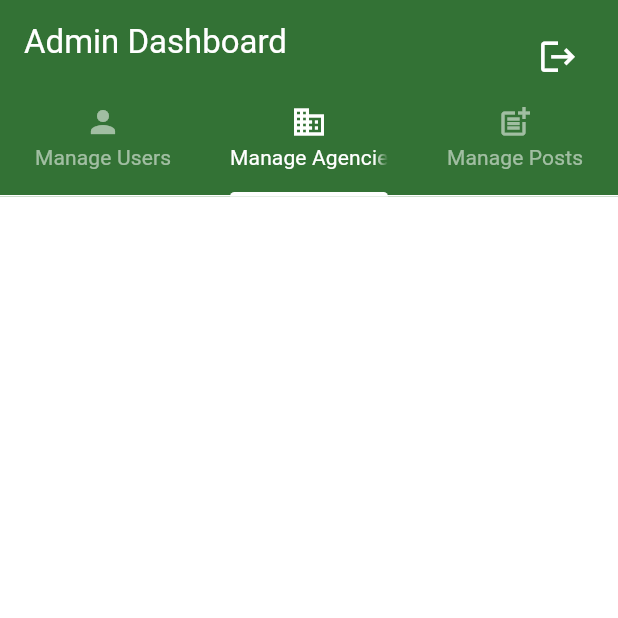
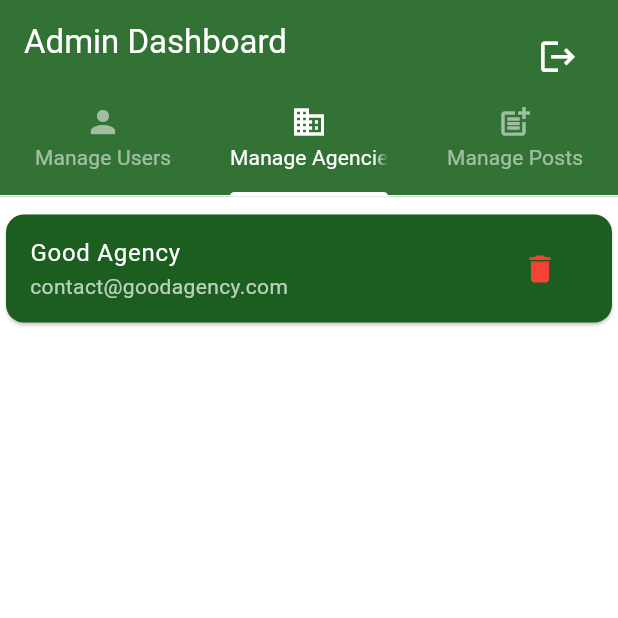
Before and after one commit to Ruhamayohannes/Flutter-2024-Proj-Riverpod, a Flutter app: the AdminPage screen opened by its route, tab 2 chosen, on a phone screen of 412 x 824 dp, the top half of it. Run offline on Flutter 3.47's test engine with Material 3 defaults, Android fonts, the light colour scheme and no system bars; our stand-ins replace flutter_riverpod, go_router.

Commit message:
admin page and provider

```diff
--- /dev/null
+++ b/lib/application/providers/admin_provider.dart
@@ -0,0 +1,79 @@
+import 'package:flutter/foundation.dart';
+import 'package:flutter_riverpod/flutter_riverpod.dart';
+
+class Post {
+  String title;
+  String content;
+  String date;
+
+  Post({required this.title, required this.content, required this.date});
+}
+
+class User {
+  String name;
+  String email;
+
+  User({required this.name, required this.email});
+}
+
+class Agency {
+  String name;
+  String email;
+
+  Agency({required this.name, required this.email});
+}
+
+class AdminProvider extends ChangeNotifier {
+  final List<Post> _posts = [
+    Post(
+      title: "Event in Central Park",
+      content: "Details about the event...",
+      date: "2024-04-18",
+    ),
+  ];
+
+  final List<User> _users = [
+    User(
+      name: "John Doe",
+      email: "john.doe@example.com",
+    ),
+  ];
+
+  final List<Agency> _agencies = [
+    Agency(
+      name: "Good Agency",
+      email: "contact@goodagency.com",
+    ),
+  ];
+
+  List<Post> get posts => _posts;
+  List<User> get users => _users;
+  List<Agency> get agencies => _agencies;
+
+  void addPost(Post post) {
+    _posts.add(post);
+    notifyListeners();
+  }
+
+  void updatePost(int index, Post updatedPost) {
+    _posts[index] = updatedPost;
+    notifyListeners();
+  }
+
+  void deletePost(int index) {
+    _posts.removeAt(index);
+    notifyListeners();
+  }
+
+  void deleteUser(int index) {
+    _users.removeAt(index);
+    notifyListeners();
+  }
+
+  void deleteAgency(int index) {
+    _agencies.removeAt(index);
+    notifyListeners();
+  }
+}
+
+final adminProvider = ChangeNotifierProvider((ref) => AdminProvider());
--- a/lib/presentation/screens/admin_page.dart
+++ b/lib/presentation/screens/admin_page.dart
@@ -1,23 +1,18 @@
 import 'package:flutter/material.dart';
+import 'package:flutter_riverpod/flutter_riverpod.dart';
 import 'package:go_router/go_router.dart';
+import 'package:Sebawi/application/providers/admin_provider.dart';
 
-class AdminPage extends StatefulWidget {
+class AdminPage extends ConsumerStatefulWidget {
   const AdminPage({super.key});
 
   @override
   _AdminPageState createState() => _AdminPageState();
 }
 
-class _AdminPageState extends State<AdminPage>
+class _AdminPageState extends ConsumerState<AdminPage>
     with SingleTickerProviderStateMixin {
   late TabController _tabController;
-  final List<Post> _posts = [
-    Post(
-      title: "Event in Central Park",
-      content: "Details about the event...",
-      date: "2024-04-18",
-    ),
-  ];
 
   @override
   void initState() {
@@ -94,28 +89,83 @@ class _AdminPageState extends State<AdminPage>
   }
 
   Widget _buildManageUsersTab() {
-    return Center(
-      child: Text(
-        'Manage Users',
-        style: TextStyle(color: Colors.white, fontSize: 18),
+    return Consumer(
+      builder: (context, ref, _) {
+        final users = ref.watch(adminProvider).users;
+        final adminNotifier = ref.watch(adminProvider.notifier);
+
+        return Padding(
+          padding: const EdgeInsets.only(top: 8.0),
+          child: ListView.builder(
+            itemCount: users.length,
+            itemBuilder: (context, index) {
+              return Card(
+                color: Colors.green.shade900,
+                child: ListTile(
+                  title: Text(users[index].name,
+                      style: TextStyle(color: Colors.white)),
+                  subtitle: Text(users[index].email,
+                      style: TextStyle(color: Colors.white70)),
+                  trailing: IconButton(
+                    icon: const Icon(Icons.delete),
+                    color: Colors.red,
+                    onPressed: () {
+                      adminNotifier.deleteUser(index);
+                    },
                   ),
+                ),
+              );
+            },
+          ),
+        );
+      },
     );
   }
 
   Widget _buildManageAgenciesTab() {
-    return Center(
-      child: Text(
-        'Manage Agencies',
-        style: TextStyle(color: Colors.white, fontSize: 18),
+    return Consumer(
+      builder: (context, ref, _) {
+        final agencies = ref.watch(adminProvider).agencies;
+        final adminNotifier = ref.watch(adminProvider.notifier);
+
+        return Padding(
+          padding: const EdgeInsets.only(top: 8.0),
+          child: ListView.builder(
+            itemCount: agencies.length,
+            itemBuilder: (context, index) {
+              return Card(
+                color: Colors.green.shade900,
+                child: ListTile(
+                  title: Text(agencies[index].name,
+                      style: TextStyle(color: Colors.white)),
+                  subtitle: Text(agencies[index].email,
+                      style: TextStyle(color: Colors.white70)),
+                  trailing: IconButton(
+                    icon: const Icon(Icons.delete),
+                    color: Colors.red,
+                    onPressed: () {
+                      adminNotifier.deleteAgency(index);
+                    },
                   ),
+                ),
+              );
+            },
+          ),
+        );
+      },
     );
   }
 
   Widget _buildManagePostsTab() {
+    return Consumer(
+      builder: (context, ref, _) {
+        final posts = ref.watch(adminProvider).posts;
+        final adminNotifier = ref.watch(adminProvider.notifier);
+
         return Column(
           children: [
             Padding(
-          padding: const EdgeInsets.all(8.0),
+              padding: const EdgeInsets.all(2.0),
               child: Text(
                 'Your Posts',
                 style: Theme.of(context)
@@ -125,15 +175,17 @@ class _AdminPageState extends State<AdminPage>
               ),
             ),
             Expanded(
+              child: Padding(
+                padding: const EdgeInsets.only(top: 0.0),
                 child: ListView.builder(
-            itemCount: _posts.length,
+                  itemCount: posts.length,
                   itemBuilder: (context, index) {
                     return Card(
                       color: Colors.green.shade900,
                       child: ListTile(
-                  title: Text(_posts[index].title,
+                        title: Text(posts[index].title,
                             style: TextStyle(color: Colors.white)),
-                  subtitle: Text('Posted on ${_posts[index].date}',
+                        subtitle: Text('Posted on ${posts[index].date}',
                             style: TextStyle(color: Colors.white70)),
                         isThreeLine: true,
                         trailing: Row(
@@ -142,15 +194,16 @@ class _AdminPageState extends State<AdminPage>
                             IconButton(
                               icon: const Icon(Icons.edit),
                               color: Colors.white,
-                        onPressed: () {},
+                              onPressed: () {
+                                _showEditDialog(context, adminNotifier,
+                                    posts[index], index);
+                              },
                             ),
                             IconButton(
                               icon: const Icon(Icons.delete),
                               color: Colors.red,
                               onPressed: () {
-                          setState(() {
-                            _posts.removeAt(index);
-                          });
+                                adminNotifier.deletePost(index);
                               },
                             ),
                           ],
@@ -160,15 +213,58 @@ class _AdminPageState extends State<AdminPage>
                   },
                 ),
               ),
+            ),
           ],
+        );
+      },
+    );
+  }
+
+  void _showEditDialog(
+      BuildContext context, AdminProvider adminNotifier, Post post, int index) {
+    final _titleController = TextEditingController(text: post.title);
+    final _contentController = TextEditingController(text: post.content);
+
+    showDialog(
+      context: context,
+      builder: (context) {
+        return AlertDialog(
+          title: Text('Edit Post'),
+          content: Column(
+            mainAxisSize: MainAxisSize.min,
+            children: [
+              TextField(
+                controller: _titleController,
+                decoration: InputDecoration(labelText: 'Title'),
+              ),
+              TextField(
+                controller: _contentController,
+                decoration: InputDecoration(labelText: 'Content'),
+              ),
+            ],
+          ),
+          actions: [
+            TextButton(
+              onPressed: () {
+                Navigator.of(context).pop();
+              },
+              child: Text('Cancel'),
+            ),
+            TextButton(
+              onPressed: () {
+                final updatedPost = Post(
+                  title: _titleController.text,
+                  content: _contentController.text,
+                  date: post.date, // Keep the original date
+                );
+                adminNotifier.updatePost(index, updatedPost);
+                Navigator.of(context).pop();
+              },
+              child: Text('Save'),
+            ),
+          ],
+        );
+      },
     );
   }
 }
-
-class Post {
-  String title;
-  String content;
-  String date;
-
-  Post({required this.title, required this.content, required this.date});
-}
```
Lines whose indentation alone changed are shown as unchanged.
